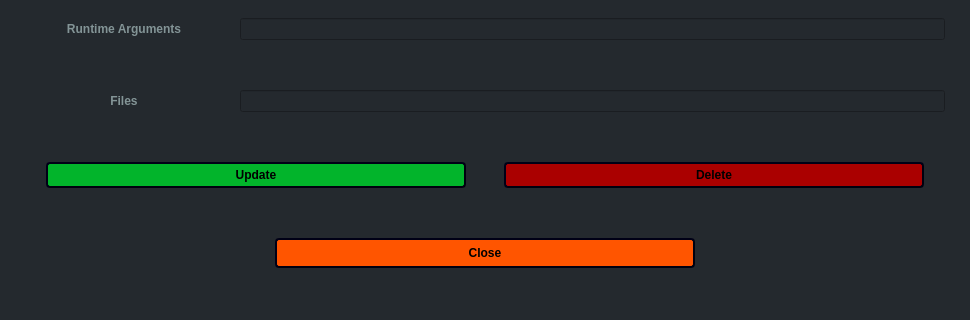
This is scheduledialog.ui in StronglogicSolutions/ky_gui as Qt 5 draws it before an edit; both pictures show x 0 to 970 and y 544 to 864 of the 970 by 864 pixel window. The edited form follows.
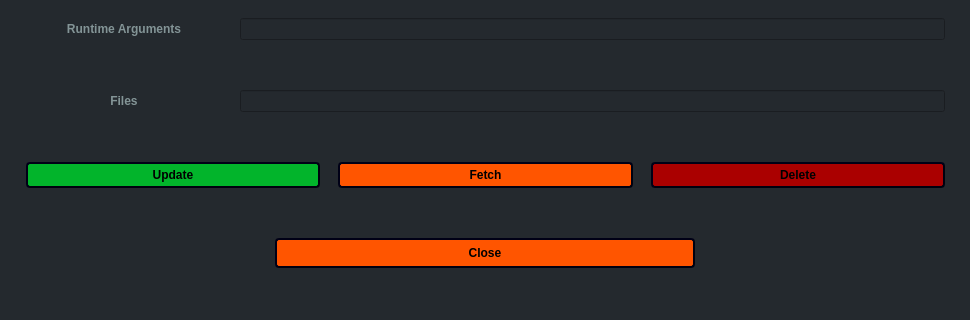
This is the edited form. Icons and pictures are not drawn.

Commit message: configurable update of scheduleDialog update button

Diff of the .ui file:
```diff
--- a/scheduledialog.ui
+++ b/scheduledialog.ui
@@ -446,6 +446,48 @@
         </property>
        </widget>
       </item>
+      <item>
+       <widget class="QPushButton" name="fetchSchedule">
+        <property name="sizePolicy">
+         <sizepolicy hsizetype="Fixed" vsizetype="Fixed">
+          <horstretch>0</horstretch>
+          <verstretch>0</verstretch>
+         </sizepolicy>
+        </property>
+        <property name="minimumSize">
+         <size>
+          <width>100</width>
+          <height>25</height>
+         </size>
+        </property>
+        <property name="maximumSize">
+         <size>
+          <width>420</width>
+          <height>16777215</height>
+         </size>
+        </property>
+        <property name="styleSheet">
+         <string notr="true">background-color: rgb(255, 85, 0);
+font: 87 11pt &quot;Noto Sans&quot;;
+color: rgb(0, 0, 0);
+font-weight: 700;
+padding: 4px;
+border-style: outset;
+border-width: 2px;
+border-radius: 4px;
+border-color: #00000f;
+min-width: 4em;
+padding: 4px;</string>
+        </property>
+        <property name="text">
+         <string>Fetch</string>
+        </property>
+        <property name="icon">
+         <iconset resource="kres.qrc">
+          <normaloff>:/icons/icons/refresh.png</normaloff>:/icons/icons/refresh.png</iconset>
+        </property>
+       </widget>
+      </item>
       <item>
        <widget class="QPushButton" name="deleteApp">
         <property name="sizePolicy">
```
The commit also changes 10 other files.
